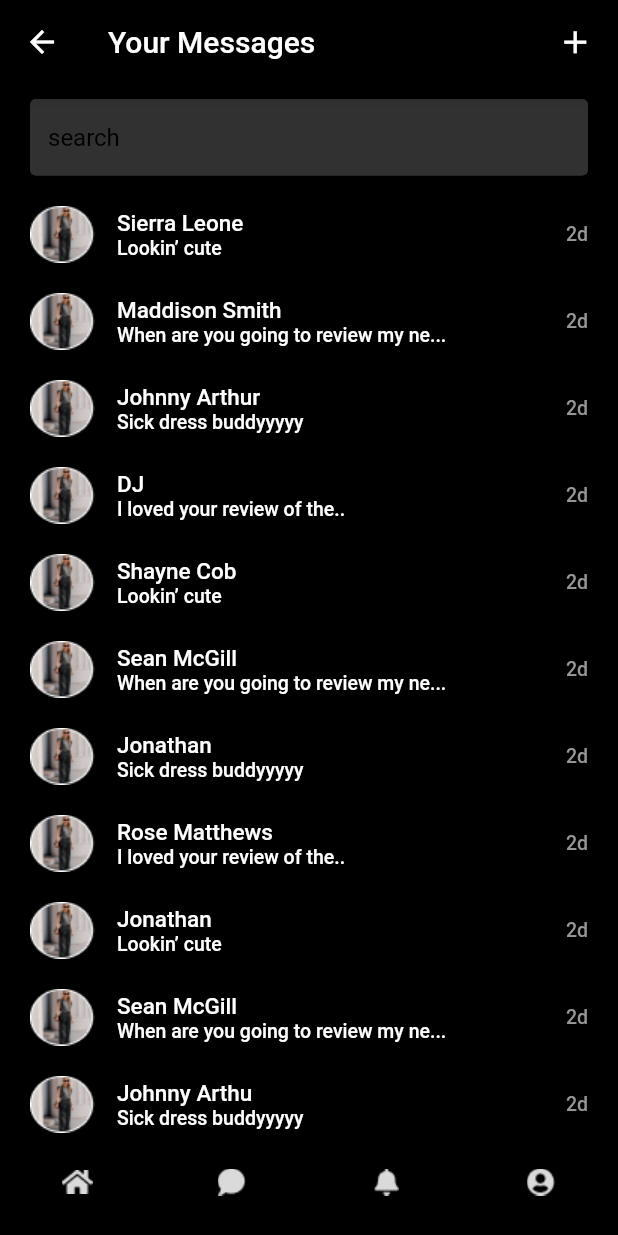
After one commit to androidKotlin-developer/mybranz, a Flutter app: the screen it shows after launch, swiped to page 2, on a phone screen of 412 x 824 dp. The commit adds this screen. Run offline on Flutter 3.47's test engine with Material 2 defaults, Android fonts, the phone set to English and light mode, and no system bars; our stand-ins replace camera, google_fonts, share_plus, video_player.

Commit message:
Home page design complete

```diff
--- a/lib/main.dart
+++ b/lib/main.dart
@@ -1,4 +1,5 @@
 import 'package:flutter/material.dart';
+import 'package:mybranz/screens/home_screen/home_screen.dart';
 import 'package:mybranz/screens/login/login.dart';
 
 void main() {
@@ -17,7 +18,7 @@ class MyApp extends StatelessWidget {
         primarySwatch: Colors.blue,
       ),
       debugShowCheckedModeBanner: false,
-      home: LoginScreen(),
+      home: Home_screen(),
     );
   }
 }
--- /dev/null
+++ b/lib/screens/chat/chat_page.dart
@@ -0,0 +1,171 @@
+import 'package:flutter/material.dart';
+import 'package:google_fonts/google_fonts.dart';
+import 'package:mybranz/screens/chat/chat_screen.dart';
+
+List<String> name = [
+  'Sierra Leone',
+  'Maddison Smith',
+  'Johnny Arthur',
+  'DJ',
+  'Shayne Cob',
+  'Sean McGill',
+  'Jonathan',
+  'Rose Matthews',
+  'Jonathan',
+  'Sean McGill',
+  'Johnny Arthu',
+];
+
+List<String> subtext = [
+  'Lookin’ cute',
+  'When are you going to review my ne...',
+  'Sick dress buddyyyyy',
+  'I loved your review of the..',
+  'Lookin’ cute',
+  'When are you going to review my ne...',
+  'Sick dress buddyyyyy',
+  'I loved your review of the..',
+  'Lookin’ cute',
+  'When are you going to review my ne...',
+  'Sick dress buddyyyyy',
+];
+List<String> profile = [
+  'assets/profile.png',
+  'assets/profile.png',
+  'assets/profile.png',
+  'assets/profile.png',
+  'assets/profile.png',
+  'assets/profile.png',
+  'assets/profile.png',
+  'assets/profile.png',
+  'assets/profile.png',
+  'assets/profile.png',
+  'assets/profile.png',
+];
+
+class All_Chat extends StatefulWidget {
+  const All_Chat({Key? key}) : super(key: key);
+
+  @override
+  State<All_Chat> createState() => _All_ChatState();
+}
+
+class _All_ChatState extends State<All_Chat> {
+
+  @override
+  Widget build(BuildContext context) {
+    return Scaffold(
+      appBar: AppBar(
+        backgroundColor: Colors.black,
+        leading: Icon(Icons.arrow_back),
+        actions: [
+          Container(
+            transform: Matrix4.translationValues(-16, 0, 0),
+            child: Icon(
+              Icons.add,
+              color: Colors.white,
+              size: 25,
+            ),
+          ),
+        ],
+        title: Text(
+          'Your Messages',
+          style: GoogleFonts.roboto(
+              fontWeight: FontWeight.w500, fontSize: 20, color: Colors.white),
+        ),
+      ),
+      body: SafeArea(
+        child: Container(
+          color: Colors.black,
+          child: Column(
+            children: [
+              Expanded(
+                flex: 10,
+                child: Container(
+                  margin: EdgeInsets.only(left: 20, right: 20, top: 10),
+                  child: TextField(
+                    decoration: InputDecoration(
+                      filled: true,
+                      fillColor: Color(0xFF313131),
+                      border: OutlineInputBorder(
+                        borderSide: BorderSide(color: Color(0xFF313131)),
+                      ),
+                      enabledBorder: OutlineInputBorder(
+                        borderSide: BorderSide(color: Color(0xFF313131)),
+                      ),
+                      focusedBorder: OutlineInputBorder(
+                        borderSide: BorderSide(color: Color(0xFF313131)),
+                      ),
+                      isDense: true,
+                      enabled: true,
+                      hintText: "search",
+                      hintStyle: TextStyle(
+                        color: Color(0xFF000000),
+                      ),
+                    ),
+                    style: TextStyle(color: Color(0xFF313131)),
+                  ),
+                ),
+              ),
+              Expanded(
+                  flex: 90,
+                  child: GestureDetector(
+                    onTap: (){
+                      Navigator.push(context, MaterialPageRoute(builder: (context) => Chat_Page(name: 'Jay',)));
+                    },
+                    child: ListView.builder(
+                        itemCount: profile.length,
+                        itemBuilder: (context, index) {
+                          return Padding(
+                            padding:
+                                EdgeInsets.only(left: 20, right: 20, top: 10 ,bottom: 10),
+                            child: Row(
+                              mainAxisAlignment: MainAxisAlignment.spaceBetween,
+                              children: [
+                                Row(
+                                  children: [
+                                    Image.asset(profile[index]),
+                                    SizedBox(
+                                      width: 15,
+                                    ),
+                                    Column(
+                                      crossAxisAlignment:
+                                          CrossAxisAlignment.start,
+                                      children: [
+                                        Text(
+                                          name[index],
+                                          style: GoogleFonts.roboto(
+                                              fontSize: 15,
+                                              fontWeight: FontWeight.w500,
+                                              color: Colors.white),
+                                        ),
+                                        Text(
+                                          subtext[index],
+                                          style: GoogleFonts.roboto(
+                                              fontWeight: FontWeight.w500,
+                                              fontSize: 13,
+                                              color: Colors.white),
+                                        )
+                                      ],
+                                    )
+                                  ],
+                                ),
+                                Text(
+                                  '2d',
+                                  style: GoogleFonts.roboto(
+                                      color: Color(0xFF979797),
+                                      fontSize: 13,
+                                      fontWeight: FontWeight.w500),
+                                )
+                              ],
+                            ),
+                          );
+                        }),
+                  ))
+            ],
+          ),
+        ),
+      ),
+    );
+  }
+}
--- a/lib/screens/home_screen/home_screen.dart
+++ b/lib/screens/home_screen/home_screen.dart
@@ -1,4 +1,5 @@
 import 'package:flutter/material.dart';
+import 'package:mybranz/screens/chat/chat_page.dart';
 import 'package:mybranz/screens/home_screen/home_screen_widget.dart';
 
 class Home_screen extends StatefulWidget {
@@ -10,39 +11,72 @@ class Home_screen extends StatefulWidget {
 
 class _Home_screenState extends State<Home_screen> {
   int _page = 0;
+  late PageController _controller;
+
+  @override
+  void initState() {
+    _controller = PageController(initialPage: _page);
+    super.initState();
+  }
+
+  Widget bodyFunction() {
+    switch (_page) {
+      case 0:
+        return const HomeScreen_widget();
+
+      case 1:
+        return const All_Chat();
+
+      case 2:
+        return const HomeScreen_widget();
+
+      default:
+        return const All_Chat();
+    }
+  }
+
   @override
   Widget build(BuildContext context) {
     return Scaffold(
       bottomNavigationBar: BottomNavigationBar(
+        type: BottomNavigationBarType.fixed,
+        backgroundColor: Colors.black,
+        selectedItemColor: Colors.white,
+        unselectedItemColor: Colors.red,
         items:  [
           BottomNavigationBarItem(
-            icon: Image.asset("assets/home.png" , color: Color(0xFFDADADA),),
+            icon:  Image.asset("assets/home.png" ,),
             label: '',
           ),
           BottomNavigationBarItem(
-            icon: Image.asset("assets/chat1.png",color: Color(0xFFDADADA),),
+            icon: Image.asset("assets/chat1.png",),
             label: '',
           ),
           BottomNavigationBarItem(
-            icon: Image.asset("assets/notification.png",color: Color(0xFFDADADA),),
+            icon: Image.asset("assets/notification.png",),
             label: '',
           ),
           BottomNavigationBarItem(
-            icon: Image.asset("assets/user.png",color: Color(0xFFDADADA),),
+            icon: Image.asset("assets/user.png",),
             label: '',
           ),
         ],
         onTap: (index) {
           setState(() {
             _page = index;
-            // _controller.jumpToPage(index);
+            _controller.jumpToPage(index);
           });
         },
         currentIndex: _page,
-        selectedItemColor:  Color(0xFFF12D4D),
       ),
-      body: SafeArea(
-        child: HoemScreen_widget(),
+      body: PageView(
+        onPageChanged: (page) {
+          setState(() {
+            _page = page;
+          });
+        },
+        controller: _controller,
+        children: const [HomeScreen_widget(), All_Chat(), HomeScreen_widget(), All_Chat()],
       ),
     );
   }
--- a/lib/screens/login/login.dart
+++ b/lib/screens/login/login.dart
@@ -109,7 +109,7 @@ class _LoginScreenState extends State<LoginScreen> {
                         mainAxisAlignment: MainAxisAlignment.center,
                         children: [
                           Image.asset(
-                            "assets/images/googlelogo1.png",
+                            "assets/images/googlelogo.png",
                           ),
                           SizedBox(width: 8),
                           Text(
--- a/pubspec.yaml
+++ b/pubspec.yaml
@@ -35,7 +35,11 @@ dependencies:
   # Use with the CupertinoIcons class for iOS style icons.
   cupertino_icons: ^1.0.2
   google_fonts:
-  shared_preferences:
+  shared_preferences: ^2.0.15
+  share_plus:
+  camera: ^0.9.4+3
+  video_player: ^2.2.6
+
 
 dev_dependencies:
   flutter_test:
```
Also changed, not shown: lib/screens/chat/chat_screen.dart (added, +22 -0 lines), lib/screens/home_screen/home_screen_widget.dart (+36 -12 lines), lib/screens/teamUp/camera.dart (added, +84 -0 lines), lib/screens/teamUp/team_up.dart (added, +105 -0 lines), lib/screens/teamUp/video.dart (added, +60 -0 lines), assets/home.png, assets/images/googlelogo.png (renamed from assets/images/googlelogo1.png), assets/selectedchat.png (added), assets/selectedhome.png (added), assets/selectednotification.png (added), assets/selecteduser.png (added), pubspec.lock, 1 other file.
